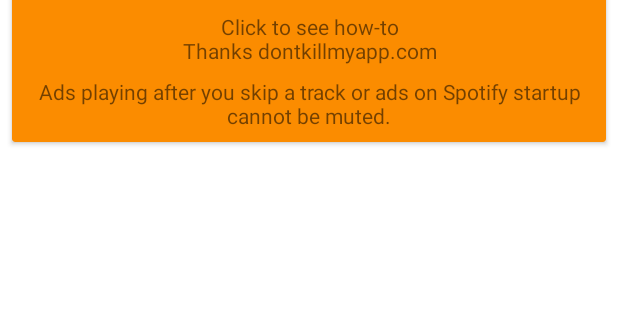
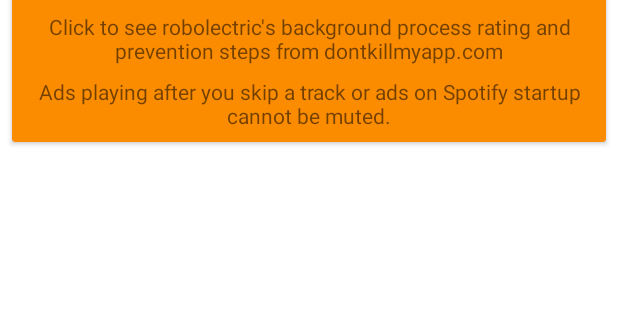
Before and after one commit to samu-developments/SpotMute, an Android app: the screen it shows after launch (MainActivity), on a phone screen of 412 x 824 dp, the part 544-864 px from its top. Run offline under Robolectric (Android 15) with nearby library versions, the phone set to English and light mode, and no system bars.

Commit message:
Cardview with toggle now clickable, update doki manufacturer text

```diff
--- a/app/src/main/java/com/developments/samu/muteforspotify/MainActivity.kt
+++ b/app/src/main/java/com/developments/samu/muteforspotify/MainActivity.kt
@@ -34,8 +34,12 @@ class MainActivity : AppCompatActivity() {
         switch_mute.setOnCheckedChangeListener { _, isChecked ->
             handleSwitched(isChecked)
         }
+        card_view_status.setOnClickListener {
+            switch_mute.toggle()
+        }
 
         card_view_help.setOnClickListener { DokiDialog.show(this@MainActivity) }
+        tv_help_dkma.text = getString(R.string.mute_info_dkma, Build.MANUFACTURER)
     }
 
     // If Spotify is installed; show a 'enable broadcast' dialog. If not
--- a/app/src/main/res/values/strings.xml
+++ b/app/src/main/res/values/strings.xml
@@ -3,7 +3,7 @@
     <string name="tile_mute">Mute ads</string>
 
     <string name="mute_info_background">Allow SpotMute to run in background!</string>
-    <string name="mute_info_dkma">Click to see how-to\nThanks dontkillmyapp.com</string>
+    <string name="mute_info_dkma">Click to see %1s\'s background process rating and prevention steps from dontkillmyapp.com</string>
     <string name="mute_info_skip_startup">Ads playing after you skip a track or ads on Spotify startup cannot be muted.</string>
 
     <string name="ads_muted">Ads muted</string>
```
